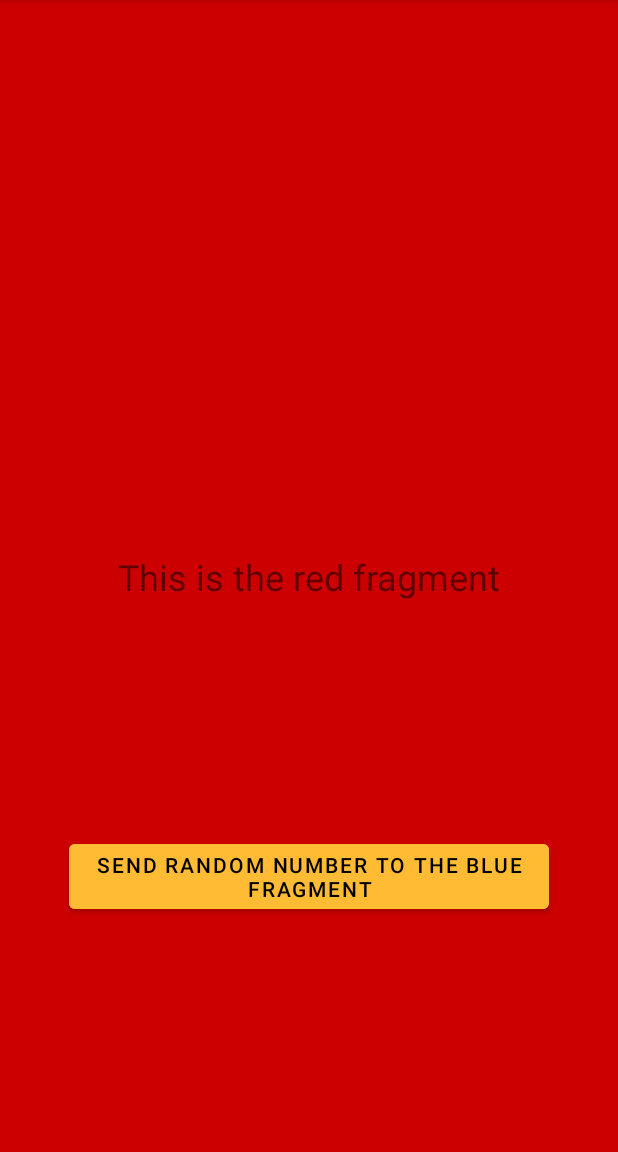
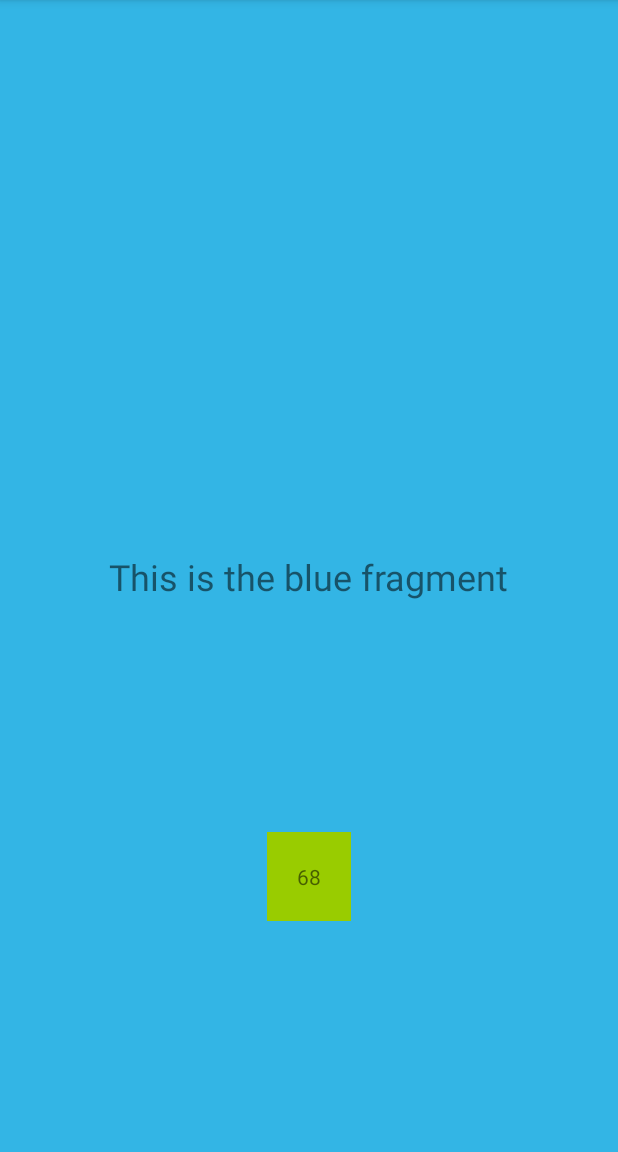
Before and after one commit to sf7293gv/redBlueFragmentWithArandomNumApp, an Android app: the screen it shows after launch (MainActivity), after a tap on "SEND RANDOM NUMBER TO THE BLUE FRAGMENT", on a phone screen of 412 x 824 dp, the part 84-1236 px from its top. Run offline under Robolectric (Android 15) with nearby library versions, the phone set to English and light mode, and no system bars.

Commit message:
Modified the blue fragment so it can show the random number when it is replaces the red fragment

```diff
--- a/app/src/main/java/com/example/redbluefragments_randomnumber/BlueFragment.kt
+++ b/app/src/main/java/com/example/redbluefragments_randomnumber/BlueFragment.kt
@@ -5,7 +5,8 @@ import androidx.fragment.app.Fragment
 import android.view.LayoutInflater
 import android.view.View
 import android.view.ViewGroup
-
+import android.widget.TextView
+import androidx.lifecycle.ViewModelProvider
 
 
 /**
@@ -15,13 +16,25 @@ import android.view.ViewGroup
  */
 class BlueFragment : Fragment() {
 
+    private lateinit var displayRandomTextView: TextView
 
+    private val randomNumberViewModel: RandomNumberViewModel by lazy {
+        ViewModelProvider(requireActivity()).get(RandomNumberViewModel::class.java)
+    }
     override fun onCreateView(
         inflater: LayoutInflater, container: ViewGroup?,
         savedInstanceState: Bundle?
     ): View? {
         // Inflate the layout for this fragment
-        return inflater.inflate(R.layout.fragment_blue, container, false)
+        val view =  inflater.inflate(R.layout.fragment_blue, container, false)
+        displayRandomTextView = view.findViewById(R.id.random_number_text_view)
+        showRandomNumber()
+        return view
+    }
+
+    private fun showRandomNumber() {
+        val randomNumber = randomNumberViewModel.randomNumber
+        displayRandomTextView.text = randomNumber.toString()
     }
 
     companion object {
--- a/app/src/main/java/com/example/redbluefragments_randomnumber/MainActivity.kt
+++ b/app/src/main/java/com/example/redbluefragments_randomnumber/MainActivity.kt
@@ -7,5 +7,14 @@ class MainActivity : AppCompatActivity() {
     override fun onCreate(savedInstanceState: Bundle?) {
         super.onCreate(savedInstanceState)
         setContentView(R.layout.activity_main)
+
+        supportFragmentManager.setFragmentResultListener(RANDOM_NUMBER_GENERATED, this) {
+            requestKey, bundle ->
+                // swap out red fragment for blue
+            supportFragmentManager.beginTransaction().add(R.id.fragmentContainerView, BlueFragment.newInstance()).addToBackStack("BLUE").commit()
+
+            // pause red fragment, add blue fragment on top of it
+
+        }
     }
 }
```
